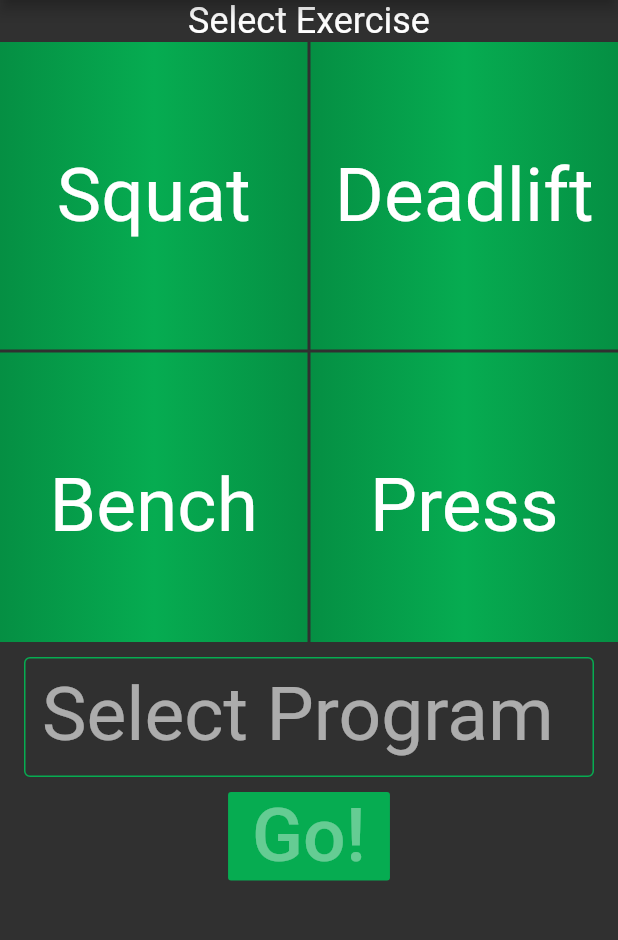
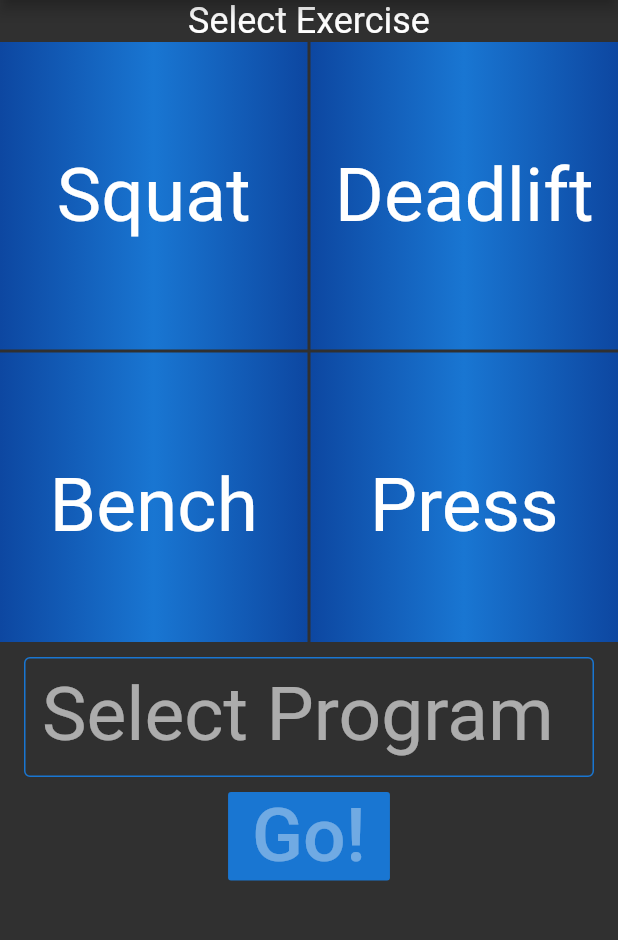
Before and after one commit to sagreine/homeGym, a Flutter app: the PickDay screen opened directly, on a phone screen of 412 x 824 dp, the part 84-1024 px from its top. Run offline on Flutter 3.47's test engine with Material 2 defaults, Android fonts, the phone set to English and light mode, and no system bars; our stand-ins replace cloud_firestore, firebase_storage, image_picker; missing offline and left inert: flutter_fling, video_compress; accounts and stored records are empty; generated files the repository leaves out were written again.

Commit message:
set state on program pick. minor safety and color changes

```diff
--- a/lib/views/home.dart
+++ b/lib/views/home.dart
@@ -40,8 +40,8 @@ class _HomeState extends State<Home> {
 
   @override
   void dispose() async {
+    super.dispose();
     await FlutterFling.stopDiscoveryController();
-    super.dispose();
   }
 
   @override
--- a/lib/views/pick_day.dart
+++ b/lib/views/pick_day.dart
@@ -53,7 +53,7 @@ class _PickDayState extends State<PickDay> {
                     children: List.generate(4, (index) {
                       return AnimatedContainer(
                         decoration: BoxDecoration(
-                          gradient: pickDayController.selectedExercise[index]
+                          gradient: !pickDayController.selectedExercise[index]
                               ? LinearGradient(
                                   colors: <Color>[
                                     Color(0xFF0D47A1),
@@ -91,8 +91,8 @@ class _PickDayState extends State<PickDay> {
                               },
                               splashColor:
                                   !pickDayController.selectedExercise[index]
-                                      ? Color(0xFF1976D2)
-                                      : Color(0xFF06ac51),
+                                      ? Color(0xFF06ac51)
+                                      : Color(0xFF1976D2),
                               child: SizedBox(
                                 width: 400,
                                 height: 400,
@@ -124,21 +124,22 @@ class _PickDayState extends State<PickDay> {
                     decoration: new InputDecoration(
                       enabledBorder: OutlineInputBorder(
                         borderSide: BorderSide(
-                          color: Color(0xFF06ac51),
+                          color: Color(0xFF1976D2),
                           width: 1.0,
                           style: BorderStyle.solid,
                         ),
                       ),
                       focusedBorder: OutlineInputBorder(
                         borderSide:
-                            BorderSide(color: Color(0xFF1976D2), width: 1.0),
+                            BorderSide(color: Color(0xFF06ac51), width: 1.0),
                       ),
                       labelText: "Select Program",
                     ),
                     readOnly: true,
                     style: TextStyle(fontSize: 50),
-                    onTap: () {
-                      pickDayController.pickProgram(context);
+                    onTap: () async {
+                      await pickDayController.pickProgram(context);
+                      setState(() {});
                     },
                   ),
                 ),
@@ -148,8 +149,8 @@ class _PickDayState extends State<PickDay> {
                   onPressed: !pickDayController.readyToGo
                       ? null
                       : () => pickDayController.launchDay(context),
-                  disabledColor: Color(0xFF06ac51),
-                  color: Color(0xFF1976D2),
+                  disabledColor: Color(0xFF1976D2),
+                  color: Color(0xFF06ac51),
                 )
               ],
             ),
```
Also changed, not shown: lib/controllers/pick_day.dart (+8 -5 lines).
